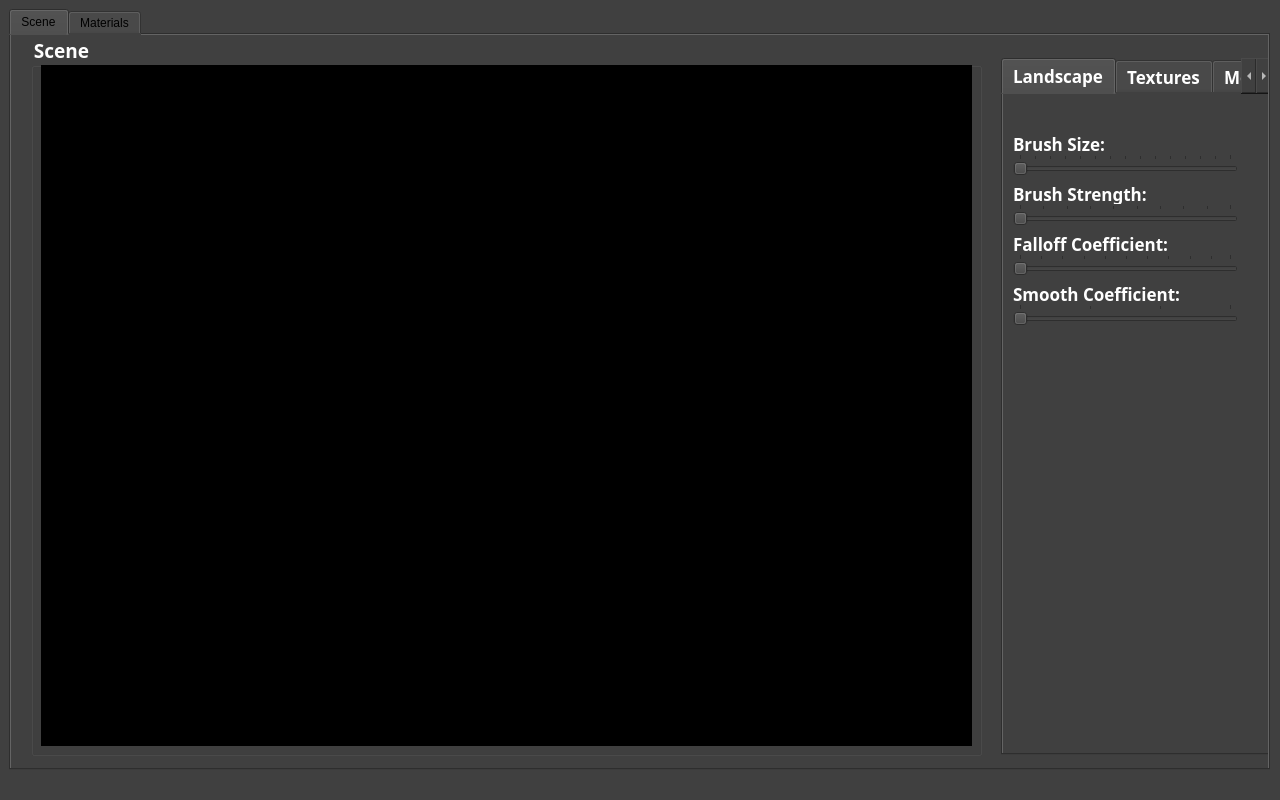
Above: ie3D-EMap/Forms/CMainWindow.ui from codeoneclick/ie3D before the change. Below: the same form after it.
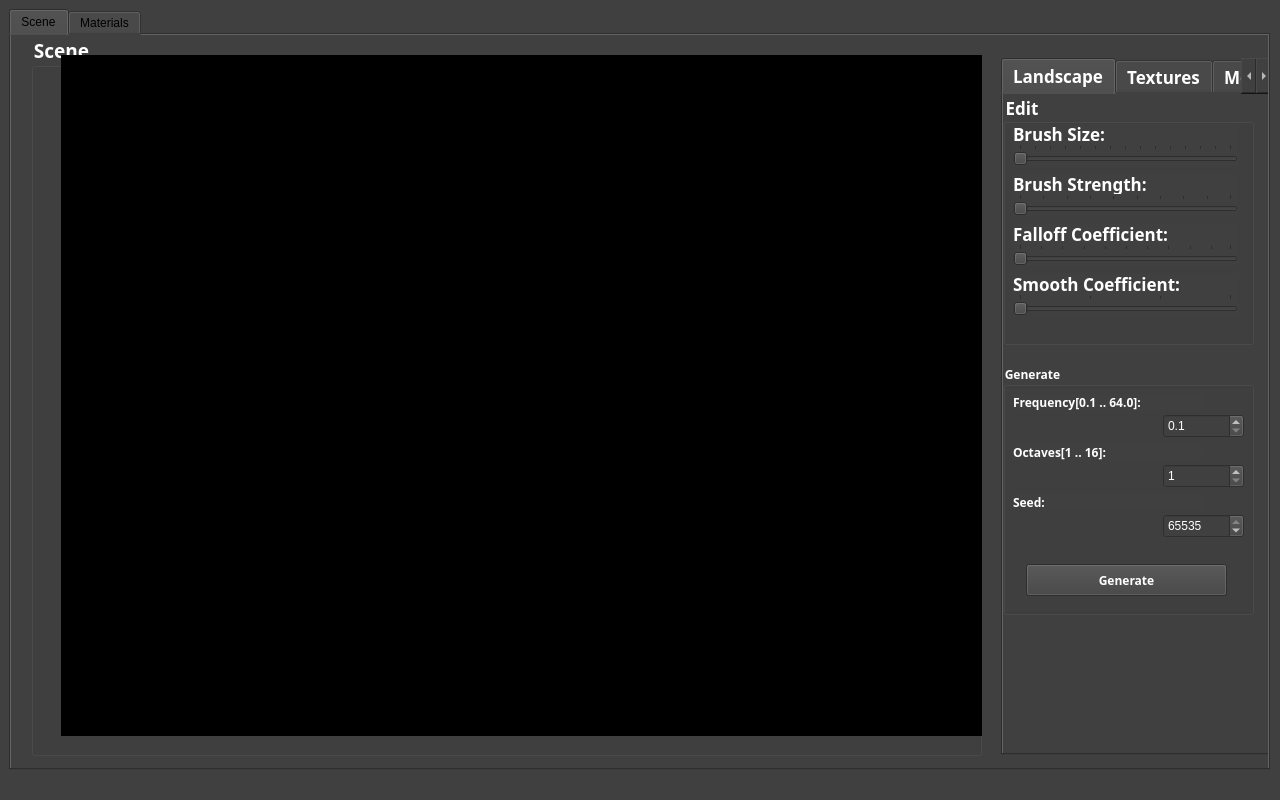
That is the form after the change.

The edit to the form file:
```diff
--- a/ie3D-EMap/Forms/CMainWindow.ui
+++ b/ie3D-EMap/Forms/CMainWindow.ui
@@ -74,8 +74,8 @@
       <widget class="QWidget" name="m_oglWindow" native="true">
        <property name="geometry">
         <rect>
-         <x>10</x>
-         <y>30</y>
+         <x>30</x>
+         <y>20</y>
          <width>931</width>
          <height>681</height>
         </rect>
@@ -122,55 +122,185 @@
        <attribute name="title">
         <string>Landscape</string>
        </attribute>
-       <widget class="QSlider" name="m_brushStrengthSlider">
+       <widget class="QGroupBox" name="generateGroupBox">
         <property name="geometry">
          <rect>
-          <x>10</x>
-          <y>110</y>
-          <width>225</width>
-          <height>22</height>
+          <x>0</x>
+          <y>270</y>
+          <width>251</width>
+          <height>251</height>
          </rect>
         </property>
+        <property name="font">
+         <font>
+          <family>Menlo</family>
+          <weight>75</weight>
+          <bold>true</bold>
+         </font>
+        </property>
+        <property name="title">
+         <string>Generate</string>
+        </property>
+        <widget class="QSpinBox" name="m_octavesSpinBox">
+         <property name="geometry">
+          <rect>
+           <x>160</x>
+           <y>100</y>
+           <width>81</width>
+           <height>24</height>
+          </rect>
+         </property>
         <property name="minimum">
          <number>1</number>
         </property>
         <property name="maximum">
-         <number>10</number>
-        </property>
-        <property name="orientation">
-         <enum>Qt::Horizontal</enum>
-        </property>
-        <property name="tickPosition">
-         <enum>QSlider::TicksAbove</enum>
-        </property>
-        <property name="tickInterval">
+          <number>16</number>
+         </property>
+        </widget>
+        <widget class="QLabel" name="label">
+         <property name="geometry">
+          <rect>
+           <x>10</x>
+           <y>30</y>
+           <width>191</width>
+           <height>16</height>
+          </rect>
+         </property>
+         <property name="font">
+          <font>
+           <family>Menlo</family>
+           <weight>75</weight>
+           <bold>true</bold>
+          </font>
+         </property>
+         <property name="text">
+          <string>Frequency[0.1 .. 64.0]:</string>
+         </property>
+        </widget>
+        <widget class="QDoubleSpinBox" name="m_frequencySpinBox">
+         <property name="geometry">
+          <rect>
+           <x>160</x>
+           <y>50</y>
+           <width>81</width>
+           <height>24</height>
+          </rect>
+         </property>
+         <property name="decimals">
          <number>1</number>
         </property>
-       </widget>
-       <widget class="QSlider" name="m_falloffSlider">
+         <property name="minimum">
+          <double>0.100000000000000</double>
+         </property>
+         <property name="maximum">
+          <double>64.000000000000000</double>
+         </property>
+         <property name="singleStep">
+          <double>0.100000000000000</double>
+         </property>
+        </widget>
+        <widget class="QLabel" name="label_2">
         <property name="geometry">
          <rect>
           <x>10</x>
-          <y>160</y>
-          <width>225</width>
-          <height>22</height>
-         </rect>
-        </property>
-        <property name="orientation">
-         <enum>Qt::Horizontal</enum>
-        </property>
-        <property name="tickPosition">
-         <enum>QSlider::TicksAbove</enum>
-        </property>
-        <property name="tickInterval">
-         <number>10</number>
-        </property>
-       </widget>
+           <y>80</y>
+           <width>191</width>
+           <height>16</height>
+          </rect>
+         </property>
+         <property name="font">
+          <font>
+           <family>Menlo</family>
+           <weight>75</weight>
+           <bold>true</bold>
+          </font>
+         </property>
+         <property name="text">
+          <string>Octaves[1 .. 16]:</string>
+         </property>
+        </widget>
+        <widget class="QLabel" name="label_3">
+         <property name="geometry">
+          <rect>
+           <x>10</x>
+           <y>130</y>
+           <width>191</width>
+           <height>16</height>
+          </rect>
+         </property>
+         <property name="font">
+          <font>
+           <family>Menlo</family>
+           <weight>75</weight>
+           <bold>true</bold>
+          </font>
+         </property>
+         <property name="text">
+          <string>Seed:</string>
+         </property>
+        </widget>
+        <widget class="QSpinBox" name="m_seedSpinBox">
+         <property name="geometry">
+          <rect>
+           <x>160</x>
+           <y>150</y>
+           <width>81</width>
+           <height>24</height>
+          </rect>
+         </property>
+         <property name="maximum">
+          <number>65535</number>
+         </property>
+         <property name="value">
+          <number>65535</number>
+         </property>
+        </widget>
+        <widget class="QPushButton" name="generateButton">
+         <property name="geometry">
+          <rect>
+           <x>23</x>
+           <y>200</y>
+           <width>201</width>
+           <height>32</height>
+          </rect>
+         </property>
+         <property name="font">
+          <font>
+           <family>Menlo</family>
+           <weight>75</weight>
+           <bold>true</bold>
+          </font>
+         </property>
+         <property name="text">
+          <string>Generate</string>
+         </property>
+        </widget>
+       </widget>
+       <widget class="QGroupBox" name="editGroupBox">
+        <property name="geometry">
+         <rect>
+          <x>0</x>
+          <y>0</y>
+          <width>251</width>
+          <height>251</height>
+         </rect>
+        </property>
+        <property name="font">
+         <font>
+          <family>Menlo</family>
+          <pointsize>13</pointsize>
+          <weight>75</weight>
+          <bold>true</bold>
+         </font>
+        </property>
+        <property name="title">
+         <string>Edit</string>
+        </property>
        <widget class="QSlider" name="m_smoothSlider">
         <property name="geometry">
          <rect>
           <x>10</x>
-          <y>210</y>
+           <y>200</y>
           <width>225</width>
           <height>22</height>
          </rect>
@@ -198,7 +328,7 @@
         <property name="geometry">
          <rect>
           <x>10</x>
-          <y>60</y>
+           <y>50</y>
           <width>225</width>
           <height>22</height>
          </rect>
@@ -222,53 +352,11 @@
          <number>2</number>
         </property>
        </widget>
-       <widget class="QLabel" name="m_brushSizeLabel">
-        <property name="geometry">
-         <rect>
-          <x>10</x>
-          <y>40</y>
-          <width>225</width>
-          <height>20</height>
-         </rect>
-        </property>
-        <property name="font">
-         <font>
-          <family>Menlo</family>
-          <pointsize>13</pointsize>
-          <weight>75</weight>
-          <bold>true</bold>
-         </font>
-        </property>
-        <property name="text">
-         <string>Brush Size:</string>
-        </property>
-       </widget>
-       <widget class="QLabel" name="m_brushStrengthLabel">
-        <property name="geometry">
-         <rect>
-          <x>10</x>
-          <y>90</y>
-          <width>225</width>
-          <height>20</height>
-         </rect>
-        </property>
-        <property name="font">
-         <font>
-          <family>Menlo</family>
-          <pointsize>13</pointsize>
-          <weight>75</weight>
-          <bold>true</bold>
-         </font>
-        </property>
-        <property name="text">
-         <string>Brush Strength:</string>
-        </property>
-       </widget>
        <widget class="QLabel" name="m_falloffLabel">
         <property name="geometry">
          <rect>
           <x>10</x>
-          <y>140</y>
+           <y>130</y>
           <width>225</width>
           <height>20</height>
          </rect>
@@ -285,11 +373,32 @@
          <string>Falloff Coefficient:</string>
         </property>
        </widget>
+        <widget class="QLabel" name="m_brushSizeLabel">
+         <property name="geometry">
+          <rect>
+           <x>10</x>
+           <y>30</y>
+           <width>225</width>
+           <height>20</height>
+          </rect>
+         </property>
+         <property name="font">
+          <font>
+           <family>Menlo</family>
+           <pointsize>13</pointsize>
+           <weight>75</weight>
+           <bold>true</bold>
+          </font>
+         </property>
+         <property name="text">
+          <string>Brush Size:</string>
+         </property>
+        </widget>
        <widget class="QLabel" name="m_smoothLabel">
         <property name="geometry">
          <rect>
           <x>10</x>
-          <y>190</y>
+           <y>180</y>
           <width>225</width>
           <height>20</height>
          </rect>
@@ -306,6 +415,72 @@
          <string>Smooth Coefficient:</string>
         </property>
        </widget>
+        <widget class="QSlider" name="m_brushStrengthSlider">
+         <property name="geometry">
+          <rect>
+           <x>10</x>
+           <y>100</y>
+           <width>225</width>
+           <height>22</height>
+          </rect>
+         </property>
+         <property name="minimum">
+          <number>1</number>
+         </property>
+         <property name="maximum">
+          <number>10</number>
+         </property>
+         <property name="orientation">
+          <enum>Qt::Horizontal</enum>
+         </property>
+         <property name="tickPosition">
+          <enum>QSlider::TicksAbove</enum>
+         </property>
+         <property name="tickInterval">
+          <number>1</number>
+         </property>
+        </widget>
+        <widget class="QLabel" name="m_brushStrengthLabel">
+         <property name="geometry">
+          <rect>
+           <x>10</x>
+           <y>80</y>
+           <width>225</width>
+           <height>20</height>
+          </rect>
+         </property>
+         <property name="font">
+          <font>
+           <family>Menlo</family>
+           <pointsize>13</pointsize>
+           <weight>75</weight>
+           <bold>true</bold>
+          </font>
+         </property>
+         <property name="text">
+          <string>Brush Strength:</string>
+         </property>
+        </widget>
+        <widget class="QSlider" name="m_falloffSlider">
+         <property name="geometry">
+          <rect>
+           <x>10</x>
+           <y>150</y>
+           <width>225</width>
+           <height>22</height>
+          </rect>
+         </property>
+         <property name="orientation">
+          <enum>Qt::Horizontal</enum>
+         </property>
+         <property name="tickPosition">
+          <enum>QSlider::TicksAbove</enum>
+         </property>
+         <property name="tickInterval">
+          <number>10</number>
+         </property>
+        </widget>
+       </widget>
       </widget>
       <widget class="QWidget" name="landscape_textures">
        <attribute name="title">
```
Left out of the diff: 5 changed lines with no effect on the pictures. Lines whose indentation alone changed are shown as unchanged.
